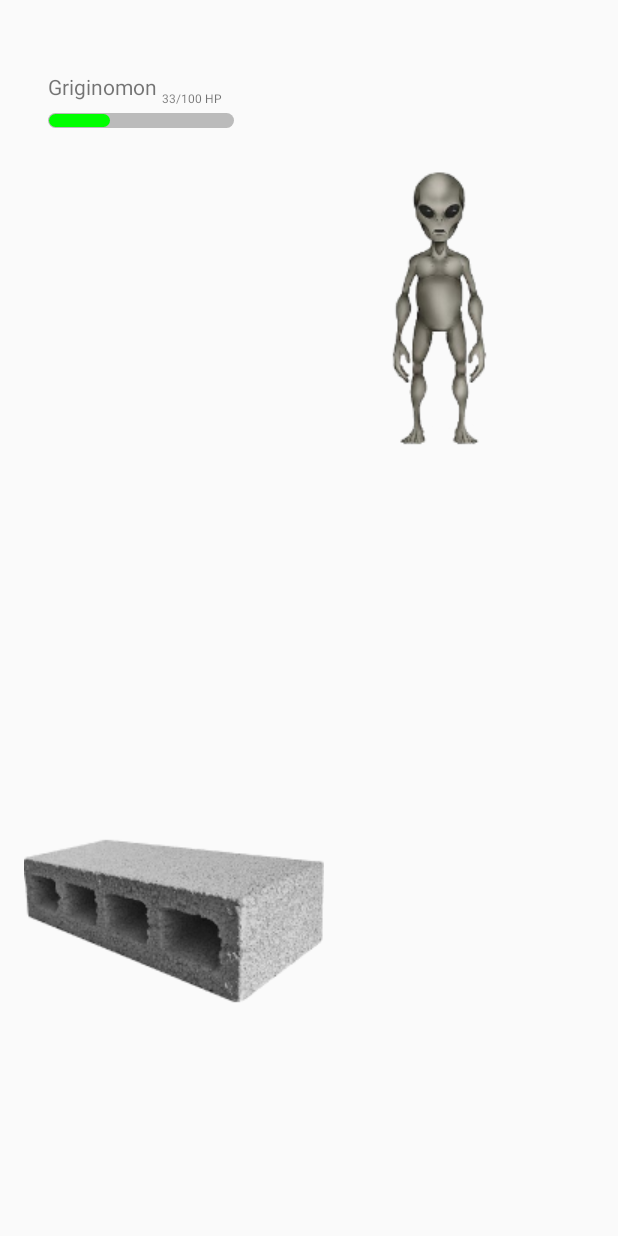
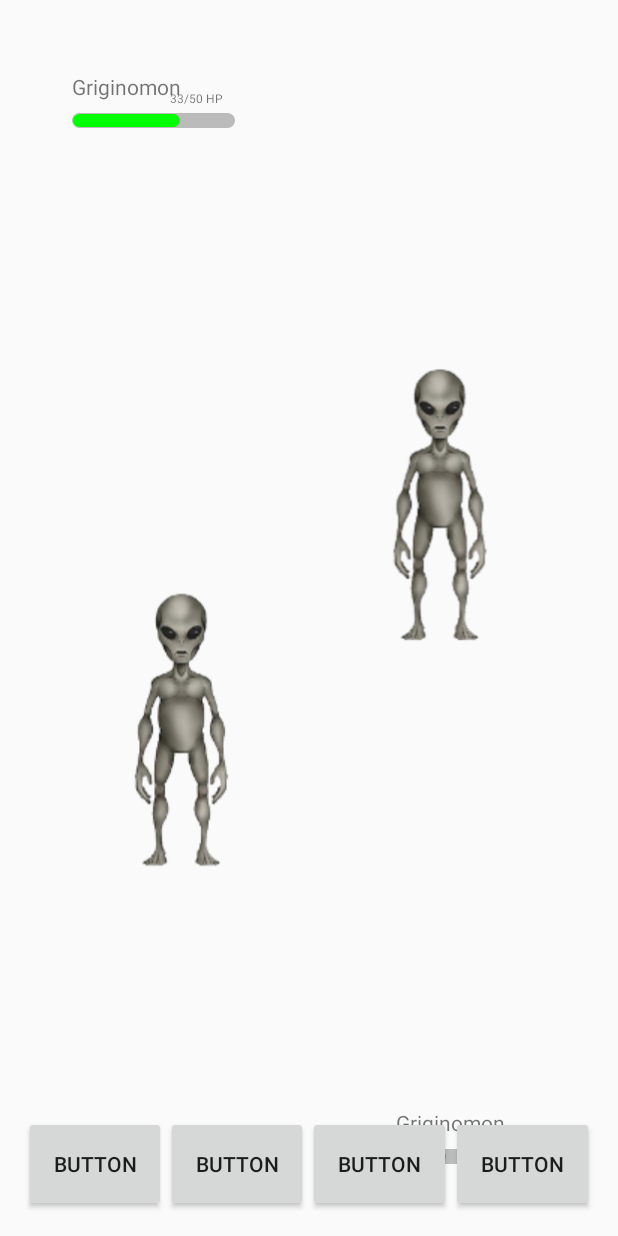
Before and after one commit to leonardo-speranzon/PokemonCemento, an Android app: the layout activity_scontro.xml on its own in the app's theme, with its tools: preview values and no code run, on a phone screen of 412 x 824 dp. Run offline under Robolectric (Android 15) with nearby library versions, the phone set to English and light mode, and no system bars.

Commit message:
Aggiunto il layout di scontro e l'animazione di attacco

```diff
--- a/app/build.gradle
+++ b/app/build.gradle
@@ -4,7 +4,7 @@ android {
     compileSdkVersion 28
     defaultConfig {
         applicationId "it.speranzon_galligioni.pokemoncemento"
-        minSdkVersion 23
+        minSdkVersion 24
         targetSdkVersion 28
         versionCode 1
         versionName "1.0"
@@ -16,10 +16,12 @@ android {
             proguardFiles getDefaultProguardFile('proguard-android.txt'), 'proguard-rules.pro'
         }
     }
+    productFlavors {
+    }
 }
 
 dependencies {
-    implementation fileTree(dir: 'libs', include: ['*.jar'])
+    implementation fileTree(include: ['*.jar'], dir: 'libs')
     implementation 'com.android.support:appcompat-v7:28.0.0'
     testImplementation 'junit:junit:4.12'
     androidTestImplementation 'com.android.support.test:runner:1.0.2'
--- a/app/src/main/java/it/speranzon_galligioni/pokemoncemento/Game.java
+++ b/app/src/main/java/it/speranzon_galligioni/pokemoncemento/Game.java
@@ -234,13 +234,15 @@ public class Game {
 											t.disable();
 											final View main=((Activity) context).findViewById(R.id.root);
 											((Activity) context).setContentView(R.layout.activity_scontro);
+											((PokemonScontro) ((Activity) context).findViewById(R.id.enemy_side)).init(Pokemon.CEMENTOKARP);
+											((PokemonScontro) ((Activity) context).findViewById(R.id.friendly_side)).init(Pokemon.GRIGINOMON);
 											handler.postDelayed(new Runnable() {
 												@Override
 												public void run() {
 													((Activity) context).setContentView(main);
 													player.unlock();
 												}
-											},2000);
+											},10000);
 										}
 									});
 								}
@@ -325,4 +327,9 @@ public class Game {
 	public void setRunning(boolean running) {
 		this.running = running;
 	}
+
+	public void scontro(){
+
+
+	}
 }
--- /dev/null
+++ b/app/src/main/java/it/speranzon_galligioni/pokemoncemento/Pokemon.java
@@ -0,0 +1,24 @@
+package it.speranzon_galligioni.pokemoncemento;
+
+public enum Pokemon{
+	GRIGINOMON("Grigimon",120,R.drawable.griginomon),
+	CEMENTOKARP("Cementokarp",50,R.drawable.cementokarp);
+
+	private int hp,img;
+	private String name;
+	Pokemon(String name,int hp, int img) {
+		this.hp = hp;
+		this.img = img;
+		this.name = name;
+	}
+
+	public int getHp() {
+		return hp;
+	}
+	public int getImg() {
+		return img;
+	}
+	public String getName() {
+		return name;
+	}
+}
--- a/app/src/main/java/it/speranzon_galligioni/pokemoncemento/PokemonScontro.java
+++ b/app/src/main/java/it/speranzon_galligioni/pokemoncemento/PokemonScontro.java
@@ -1,13 +1,75 @@
 package it.speranzon_galligioni.pokemoncemento;
 
+import android.animation.AnimatorInflater;
+import android.animation.AnimatorSet;
 import android.content.Context;
+import android.content.res.TypedArray;
+import android.os.Build;
 import android.support.constraint.ConstraintLayout;
+import android.util.AttributeSet;
+import android.view.MotionEvent;
+import android.view.View;
+import android.view.ViewPropertyAnimator;
+import android.widget.ImageView;
+import android.widget.ProgressBar;
+import android.widget.TextView;
 
 public class PokemonScontro extends ConstraintLayout {
-	public enum Pokemons{
-		GRIGINOMON,CEMENTOKARP;
-	}
+
+	private ConstraintLayout detailsBar;
+
+	private ImageView imgPokemon;
+	private TextView txtName,txtHp;
+	private ProgressBar life;
+	private int hp,currentHp;
+	private AnimatorSet anim;
+
 	public PokemonScontro(Context context) {
 		super(context);
 	}
+	public PokemonScontro(Context context, AttributeSet attrs, int defStyleAttr) {
+		super(context, attrs, defStyleAttr);
+
+	}
+	public PokemonScontro(Context context, AttributeSet attrs) {
+		super(context, attrs);
+		TypedArray a = context.getTheme().obtainStyledAttributes(
+				attrs,
+				R.styleable.PokemonScontro,0,0);
+		anim=(AnimatorSet) AnimatorInflater.loadAnimator(getContext(),(a.getInt(R.styleable.PokemonScontro_side,0)==0?R.animator.friendly_attack:R.animator.enemy_attack));
+
+	}
+
+
+	public void init(Pokemon pokemon){
+		imgPokemon = this.findViewById(R.id.pokemon);
+		detailsBar = this.findViewById(R.id.details);
+		life=detailsBar.findViewById(R.id.life);
+		txtHp=detailsBar.findViewById(R.id.hp);
+		txtName=detailsBar.findViewById(R.id.name);
+
+		setClipToPadding(false);
+		setClipChildren(false);
+
+
+		currentHp=hp=pokemon.getHp();
+
+		imgPokemon.setImageDrawable(getContext().getDrawable(pokemon.getImg()));
+		life.setMax(hp);
+		life.setProgress(currentHp);
+		txtName.setText(pokemon.getName());
+		txtHp.setText(currentHp+"/"+hp+" HP");
+
+		anim.setTarget(imgPokemon);
+		imgPokemon.setOnTouchListener(new OnTouchListener() {
+			@Override
+			public boolean onTouch(View v, MotionEvent event) {
+				anim.start();
+				return false;
+			}
+		});
+
+	}
+
+
 }
--- a/app/src/main/res/drawable/life_bar.xml
+++ b/app/src/main/res/drawable/life_bar.xml
@@ -16,7 +16,6 @@
         <scale android:scaleWidth="100%">
             <shape>
                 <corners android:radius="8dp"/>
-                <solid android:color="#0F0"/>
             </shape>
         </scale>
     </item>
--- a/app/src/main/res/layout/activity_scontro.xml
+++ b/app/src/main/res/layout/activity_scontro.xml
@@ -6,33 +6,36 @@
     android:layout_width="match_parent"
     android:layout_height="match_parent">
 
-    <android.support.constraint.ConstraintLayout
-        android:id="@+id/constraintLayout"
+    <it.speranzon_galligioni.pokemoncemento.PokemonScontro
+        android:id="@+id/enemy_side"
         android:layout_width="0dp"
         android:layout_height="0dp"
         android:layout_marginStart="8dp"
         android:layout_marginTop="8dp"
         android:layout_marginEnd="8dp"
         android:layout_marginBottom="8dp"
-        app:layout_constraintBottom_toTopOf="@+id/constraintLayout2"
+        android:paddingBottom="150dp"
+        app:layout_constraintBottom_toBottomOf="parent"
         app:layout_constraintEnd_toEndOf="parent"
-        app:layout_constraintHorizontal_bias="0.0"
         app:layout_constraintStart_toStartOf="parent"
-        app:layout_constraintTop_toTopOf="parent">
+        app:layout_constraintTop_toTopOf="parent"
+        app:side="enemy">
 
         <android.support.constraint.ConstraintLayout
+            android:id="@+id/details"
             android:layout_width="0dp"
             android:layout_height="wrap_content"
-            android:layout_marginStart="16dp"
+            android:layout_marginStart="32dp"
+            android:layout_marginLeft="32dp"
             android:layout_marginTop="32dp"
             android:layout_marginEnd="32dp"
-            app:layout_constraintEnd_toStartOf="@+id/imageView2"
+            app:layout_constraintEnd_toStartOf="@+id/pokemon"
             app:layout_constraintHorizontal_bias="1.0"
             app:layout_constraintStart_toStartOf="parent"
             app:layout_constraintTop_toTopOf="parent">
 
             <ProgressBar
-                android:id="@+id/progressBar"
+                android:id="@+id/life"
                 style="?android:attr/progressBarStyleHorizontal"
                 android:layout_width="match_parent"
                 android:layout_height="10dp"
@@ -41,41 +44,42 @@
                 android:layout_marginStart="8dp"
                 android:layout_marginEnd="8dp"
                 android:layout_marginBottom="8dp"
-                android:max="100"
-                android:progress="33"
+                android:max="50"
                 android:progressDrawable="@drawable/life_bar"
+                android:progressTint="#0F0"
                 app:layout_constraintBottom_toBottomOf="parent"
                 app:layout_constraintEnd_toEndOf="parent"
                 app:layout_constraintHorizontal_bias="0.0"
-                app:layout_constraintStart_toStartOf="parent" />
+                app:layout_constraintStart_toStartOf="parent"
+                tools:progress="33" />
 
             <TextView
-                android:id="@+id/textView"
+                android:id="@+id/name"
                 android:layout_width="wrap_content"
                 android:layout_height="wrap_content"
                 android:layout_marginStart="8dp"
                 android:layout_marginTop="8dp"
                 android:layout_marginBottom="8dp"
-                android:text="Griginomon"
-                app:layout_constraintBottom_toTopOf="@+id/progressBar"
+                app:layout_constraintBottom_toTopOf="@+id/life"
                 app:layout_constraintStart_toStartOf="parent"
-                app:layout_constraintTop_toTopOf="parent" />
+                app:layout_constraintTop_toTopOf="parent"
+                tools:text="Griginomon" />
 
             <TextView
-                android:id="@+id/textView2"
+                android:id="@+id/hp"
                 android:layout_width="wrap_content"
                 android:layout_height="wrap_content"
                 android:layout_marginEnd="16dp"
                 android:layout_marginBottom="4dp"
-                android:text="33/100 HP"
                 android:textSize="8sp"
-                app:layout_constraintBottom_toTopOf="@+id/progressBar"
-                app:layout_constraintEnd_toEndOf="parent" />
+                app:layout_constraintBottom_toTopOf="@+id/life"
+                app:layout_constraintEnd_toEndOf="parent"
+                tools:text="33/50 HP" />
         </android.support.constraint.ConstraintLayout>
 
         <ImageView
-            android:id="@+id/imageView2"
-            android:layout_width="wrap_content"
+            android:id="@+id/pokemon"
+            android:layout_width="199dp"
             android:layout_height="0dp"
             android:layout_marginTop="8dp"
             android:layout_marginEnd="8dp"
@@ -83,33 +87,106 @@
             app:layout_constraintBottom_toBottomOf="parent"
             app:layout_constraintEnd_toEndOf="parent"
             app:layout_constraintTop_toTopOf="parent"
-            app:srcCompat="@drawable/grigino" />
+            tools:layout_editor_absoluteX="369dp"
+            tools:srcCompat="@drawable/griginomon" />
 
-    </android.support.constraint.ConstraintLayout>
+    </it.speranzon_galligioni.pokemoncemento.PokemonScontro>
 
-    <android.support.constraint.ConstraintLayout
-        android:id="@+id/constraintLayout2"
+    <it.speranzon_galligioni.pokemoncemento.PokemonScontro
+        android:id="@+id/friendly-side"
         android:layout_width="0dp"
         android:layout_height="0dp"
         android:layout_marginStart="8dp"
         android:layout_marginTop="8dp"
         android:layout_marginEnd="8dp"
         android:layout_marginBottom="8dp"
+        android:paddingTop="150dp"
         app:layout_constraintBottom_toBottomOf="parent"
         app:layout_constraintEnd_toEndOf="parent"
         app:layout_constraintStart_toStartOf="parent"
-        app:layout_constraintTop_toBottomOf="@+id/constraintLayout">
+        app:layout_constraintTop_toTopOf="parent"
+        app:side="friendly">
+
+        <android.support.constraint.ConstraintLayout
+            android:id="@+id/details"
+            android:layout_width="0dp"
+            android:layout_height="wrap_content"
+            android:layout_marginStart="32dp"
+            android:layout_marginTop="-1dp"
+            android:layout_marginEnd="32dp"
+            android:layout_marginRight="32dp"
+            android:layout_marginBottom="32dp"
+            app:layout_constraintBottom_toBottomOf="parent"
+            app:layout_constraintEnd_toEndOf="parent"
+            app:layout_constraintStart_toEndOf="@+id/pokemon"
+            tools:ignore="DuplicateIds">
+
+            <ProgressBar
+
+                android:id="@+id/life"
+                style="?android:attr/progressBarStyleHorizontal"
+                android:layout_width="match_parent"
+                android:layout_height="10dp"
+                android:layout_marginStart="8dp"
+                android:layout_marginEnd="8dp"
+                android:layout_marginBottom="8dp"
+                android:progressDrawable="@drawable/life_bar"
+                android:progressTint="#0F0"
+                app:layout_constraintBottom_toBottomOf="parent"
+                app:layout_constraintEnd_toEndOf="parent"
+                app:layout_constraintStart_toStartOf="parent"
+                tools:max="50"
+                tools:progress="33" />
+
+            <TextView
+                android:id="@+id/name"
+                android:layout_width="wrap_content"
+                android:layout_height="wrap_content"
+                android:layout_marginStart="8dp"
+                android:layout_marginTop="8dp"
+                android:layout_marginBottom="8dp"
+                app:layout_constraintBottom_toTopOf="@+id/life"
+                app:layout_constraintStart_toStartOf="parent"
+                app:layout_constraintTop_toTopOf="parent"
+                tools:text="Griginomon" />
+
+            <TextView
+                android:id="@+id/hp"
+                android:layout_width="wrap_content"
+                android:layout_height="wrap_content"
+                android:layout_marginEnd="16dp"
+                android:layout_marginBottom="4dp"
+                android:textSize="8sp"
+                app:layout_constraintBottom_toTopOf="@+id/life"
+                app:layout_constraintEnd_toEndOf="parent"
+                tools:text="33/50 HP" />
+        </android.support.constraint.ConstraintLayout>
 
         <ImageView
-            android:id="@+id/imageView3"
+            android:id="@+id/pokemon"
             android:layout_width="wrap_content"
             android:layout_height="0dp"
-            android:layout_marginStart="8dp"
+            android:layout_marginStart="16dp"
+            android:layout_marginLeft="8dp"
             android:layout_marginTop="8dp"
             android:layout_marginBottom="8dp"
             app:layout_constraintBottom_toBottomOf="parent"
             app:layout_constraintStart_toStartOf="parent"
             app:layout_constraintTop_toTopOf="parent"
-            app:srcCompat="@drawable/cementokarp" />
-    </android.support.constraint.ConstraintLayout>
+            app:layout_constraintVertical_bias="0.0"
+            tools:ignore="DuplicateIds"
+            tools:srcCompat="@drawable/griginomon" />
+    </it.speranzon_galligioni.pokemoncemento.PokemonScontro>
+
+    <include
+        layout="@layout/attacks"
+        android:layout_width="0dp"
+        android:layout_height="80dp"
+        android:layout_marginStart="8dp"
+        android:layout_marginEnd="8dp"
+        android:layout_marginBottom="8dp"
+        app:layout_constraintBottom_toBottomOf="parent"
+        app:layout_constraintEnd_toEndOf="parent"
+        app:layout_constraintStart_toStartOf="parent" />
+
 </android.support.constraint.ConstraintLayout>
--- /dev/null
+++ b/app/src/main/res/layout/attacks.xml
@@ -0,0 +1,51 @@
+<?xml version="1.0" encoding="utf-8"?>
+<android.support.constraint.ConstraintLayout
+    xmlns:android="http://schemas.android.com/apk/res/android"
+    xmlns:app="http://schemas.android.com/apk/res-auto"
+    xmlns:tools="http://schemas.android.com/tools"
+    android:layout_width="match_parent"
+    android:layout_height="match_parent">
+
+    <LinearLayout
+        android:id="@+id/atks"
+        android:layout_width="0dp"
+        android:layout_height="0dp"
+        android:layout_marginStart="8dp"
+        android:layout_marginTop="8dp"
+        android:layout_marginEnd="8dp"
+        android:layout_marginBottom="8dp"
+        android:orientation="horizontal"
+        app:layout_constraintBottom_toBottomOf="parent"
+        app:layout_constraintEnd_toEndOf="parent"
+        app:layout_constraintStart_toStartOf="parent"
+        app:layout_constraintTop_toTopOf="parent">
+
+        <Button
+            android:id="@+id/button2"
+            android:layout_width="wrap_content"
+            android:layout_height="match_parent"
+            android:layout_weight="1"
+            android:text="Button" />
+
+        <Button
+            android:id="@+id/button4"
+            android:layout_width="wrap_content"
+            android:layout_height="match_parent"
+            android:layout_weight="1"
+            android:text="Button" />
+
+        <Button
+            android:id="@+id/button3"
+            android:layout_width="wrap_content"
+            android:layout_height="match_parent"
+            android:layout_weight="1"
+            android:text="Button" />
+
+        <Button
+            android:id="@+id/button"
+            android:layout_width="wrap_content"
+            android:layout_height="match_parent"
+            android:layout_weight="1"
+            android:text="Button" />
+    </LinearLayout>
+</android.support.constraint.ConstraintLayout>
--- /dev/null
+++ b/app/src/main/res/values/attrs.xml
@@ -0,0 +1,9 @@
+<?xml version="1.0" encoding="utf-8"?>
+<resources>
+    <declare-styleable name="PokemonScontro">
+        <attr name="side" format="enum">
+            <enum name="friendly" value="0"/>
+            <enum name="enemy" value="1"/>
+        </attr>
+    </declare-styleable>
+</resources>
--- a/app/src/main/res/values/dialoghi.xml
+++ b/app/src/main/res/values/dialoghi.xml
@@ -1,4 +1,5 @@
 <?xml version="1.0" encoding="utf-8"?>
 <resources>
     <string name="Marco">Ciao fatti inchiappetare da me che sono molto bravo, e devo dire cose per provate che tutto funzioni.Ma veramente tante cose.Qui sono andato a capo, vediamo se va tutto bene.Sembra essere andato tutto ok.</string>
+    <string name="Matteo">Sarò breve e conciso.</string>
 </resources>
--- /dev/null
+++ b/app/src/main/res/values/id.xml
@@ -0,0 +1,3 @@
+<?xml version="1.0" encoding="utf-8"?>
+<resources>
+</resources>
--- a/app/src/main/res/xml/map_severi.xml
+++ b/app/src/main/res/xml/map_severi.xml
@@ -54,7 +54,7 @@
         x="4"
         y="3" />
     <trainer
-        name="Marco"
+        name="Matteo"
         direction="RIGHT"
         x="4"
         y="2" />
```
Also changed, not shown: app/src/main/res/animator/enemy_attack.xml (added, +40 -0 lines), app/src/main/res/animator/friendly_attack.xml (added, +40 -0 lines), app/src/main/res/drawable/griginomon.png (renamed from app/src/main/res/drawable/grigino.png).
